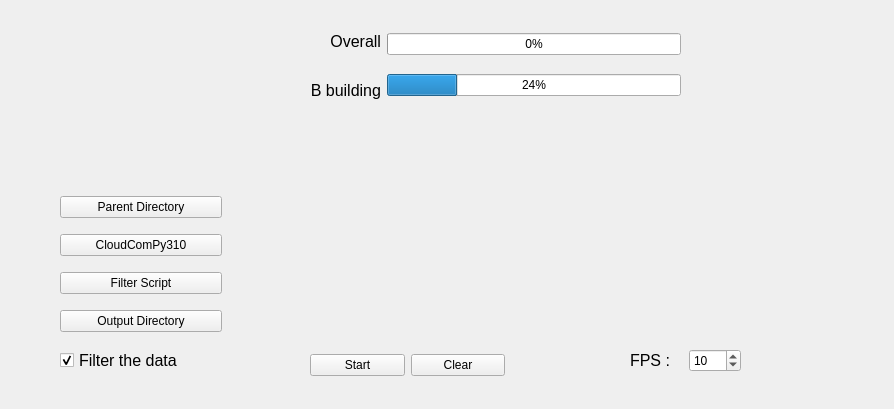
Qt form GUI.ui (M-Bahy/Data-preprocessing-pipeline) before a commit.
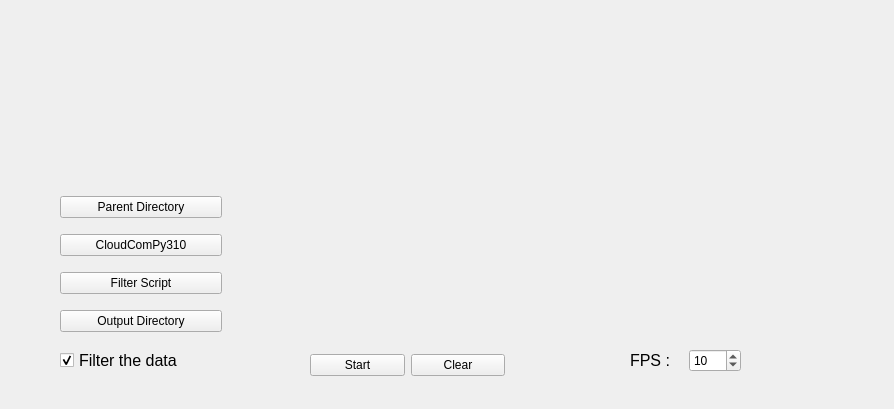
The same form after that commit. Icons and pictures are not drawn.

Commit message: Refactor GUI.py and GUI.ui to remove progress bar

Patch:
```diff
--- a/GUI.ui
+++ b/GUI.ui
@@ -278,91 +278,6 @@
      </item>
     </layout>
    </widget>
-   <widget class="QWidget" name="layoutWidget">
-    <property name="geometry">
-     <rect>
-      <x>310</x>
-      <y>20</y>
-      <width>371</width>
-      <height>91</height>
-     </rect>
-    </property>
-    <layout class="QHBoxLayout" name="horizontalLayout_3">
-     <item>
-      <layout class="QVBoxLayout" name="verticalLayout_4">
-       <item>
-        <widget class="QLabel" name="top_bar_label">
-         <property name="font">
-          <font>
-           <pointsize>12</pointsize>
-          </font>
-         </property>
-         <property name="text">
-          <string>Overall</string>
-         </property>
-         <property name="alignment">
-          <set>Qt::AlignRight|Qt::AlignTrailing|Qt::AlignVCenter</set>
-         </property>
-        </widget>
-       </item>
-       <item>
-        <widget class="QLabel" name="bottom_bar_label">
-         <property name="font">
-          <font>
-           <pointsize>12</pointsize>
-          </font>
-         </property>
-         <property name="text">
-          <string>B building</string>
-         </property>
-         <property name="alignment">
-          <set>Qt::AlignRight|Qt::AlignTrailing|Qt::AlignVCenter</set>
-         </property>
-        </widget>
-       </item>
-      </layout>
-     </item>
-     <item>
-      <layout class="QVBoxLayout" name="verticalLayout">
-       <item>
-        <widget class="QProgressBar" name="top_bar">
-         <property name="value">
-          <number>0</number>
-         </property>
-         <property name="format">
-          <string>%p%</string>
-         </property>
-        </widget>
-       </item>
-       <item>
-        <widget class="QProgressBar" name="bottom_bar">
-         <property name="enabled">
-          <bool>true</bool>
-         </property>
-         <property name="inputMethodHints">
-          <set>Qt::ImhNone</set>
-         </property>
-         <property name="value">
-          <number>24</number>
-         </property>
-         <property name="textVisible">
-          <bool>true</bool>
-         </property>
-         <property name="orientation">
-          <enum>Qt::Horizontal</enum>
-         </property>
-         <property name="invertedAppearance">
-          <bool>false</bool>
-         </property>
-         <property name="format">
-          <string>%p%</string>
-         </property>
-        </widget>
-       </item>
-      </layout>
-     </item>
-    </layout>
-   </widget>
   </widget>
  </widget>
  <resources/>
```
The commit also changes 1 other file.
